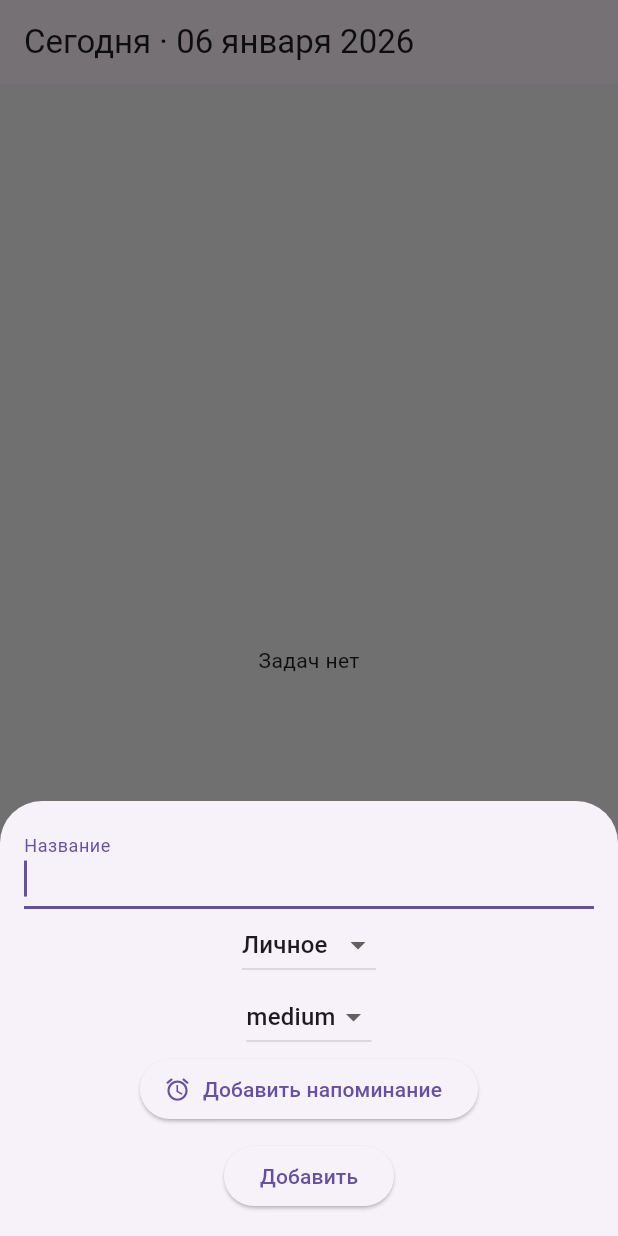
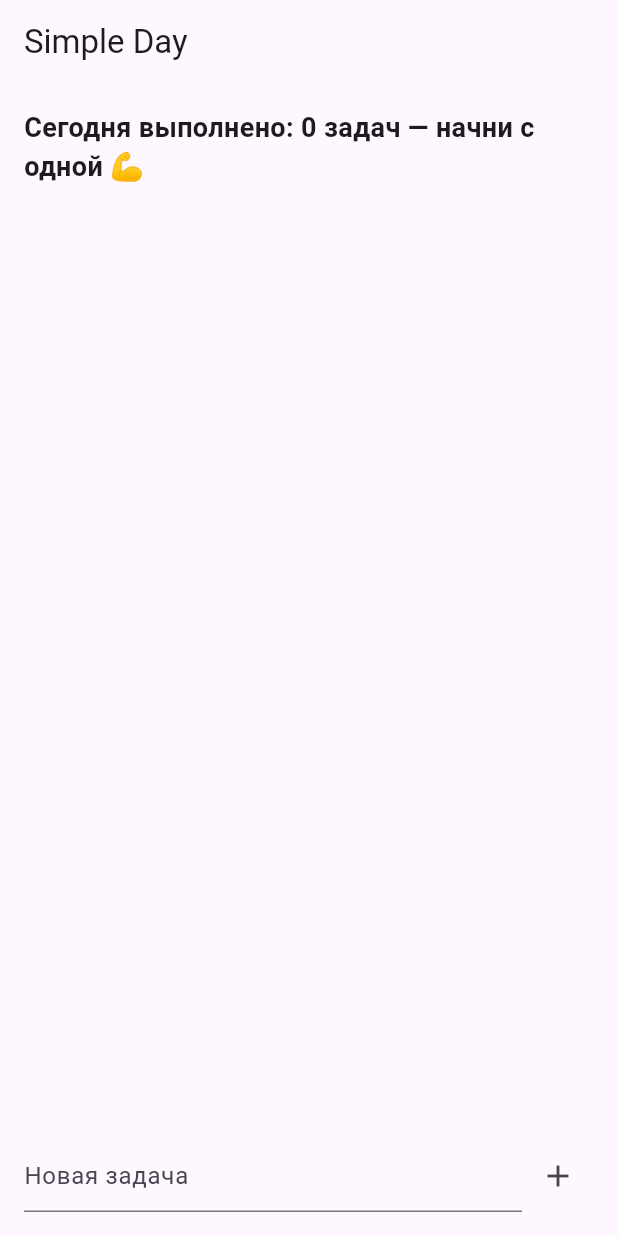
Before and after one commit to dakeumb2009-byte/simple_day, a Flutter app: the screen it shows after launch, after a tap on the "add" icon, on a phone screen of 412 x 824 dp. Run offline on Flutter 3.47's test engine with Material 3 defaults, Android fonts, the phone set to English and light mode, and no system bars.

Commit message:
B2: added completed tasks counter

```diff
--- a/lib/main.dart
+++ b/lib/main.dart
@@ -1,17 +1,6 @@
-import 'dart:convert';
 import 'package:flutter/material.dart';
-import 'package:intl/intl.dart';
-import 'package:intl/date_symbol_data_local.dart';
-import 'package:shared_preferences/shared_preferences.dart';
-import 'package:flutter_local_notifications/flutter_local_notifications.dart';
-import 'package:timezone/data/latest.dart' as tz;
-import 'package:timezone/timezone.dart' as tz;
 
-void main() async {
-  WidgetsFlutterBinding.ensureInitialized();
-  await initializeDateFormatting('ru');
-  tz.initializeTimeZones();
-  await NotificationService().init();
+void main() {
   runApp(const SimpleDayApp());
 }
 
@@ -22,270 +11,109 @@ class SimpleDayApp extends StatelessWidget {
   Widget build(BuildContext context) {
     return MaterialApp(
       debugShowCheckedModeBanner: false,
-      locale: const Locale('ru'),
       title: 'Simple Day',
-      theme: ThemeData(
-        primarySwatch: Colors.blue,
-        scaffoldBackgroundColor: Colors.grey[100],
-      ),
-      home: const TodayScreen(),
+      home: const HomePage(),
     );
   }
 }
 
-enum TaskPriority { high, medium, low }
-
 class Task {
   String title;
-  String category;
-  TaskPriority priority;
-  bool done;
-  DateTime? reminder;
+  bool isDone;
 
-  Task({
-    required this.title,
-    required this.category,
-    required this.priority,
-    this.done = false,
-    this.reminder,
-  });
-
-  Map<String, dynamic> toJson() => {
-        'title': title,
-        'category': category,
-        'priority': priority.index,
-        'done': done,
-        'reminder': reminder?.toIso8601String(),
-      };
-
-  factory Task.fromJson(Map<String, dynamic> json) => Task(
-        title: json['title'],
-        category: json['category'],
-        priority: TaskPriority.values[json['priority']],
-        done: json['done'],
-        reminder: json['reminder'] != null
-            ? DateTime.parse(json['reminder'])
-            : null,
-      );
+  Task({required this.title, this.isDone = false});
 }
 
-class NotificationService {
-  final FlutterLocalNotificationsPlugin _plugin =
-      FlutterLocalNotificationsPlugin();
+class HomePage extends StatefulWidget {
+  const HomePage({super.key});
 
-  Future<void> init() async {
-    const android = AndroidInitializationSettings('@mipmap/ic_launcher');
-    const settings = InitializationSettings(android: android);
-    await _plugin.initialize(settings);
+  @override
+  State<HomePage> createState() => _HomePageState();
 }
 
-  Future<void> scheduleNotification(
-      int id, String title, String body, DateTime time) async {
-    await _plugin.zonedSchedule(
-      id,
-      title,
-      body,
-      tz.TZDateTime.from(time, tz.local),
-      const NotificationDetails(
-        android: AndroidNotificationDetails(
-          'tasks',
-          'Task reminders',
-          importance: Importance.max,
-          priority: Priority.high,
-        ),
-      ),
-      uiLocalNotificationDateInterpretation:
-          UILocalNotificationDateInterpretation.absoluteTime,
-      androidAllowWhileIdle: true,
-    );
-  }
-}
-
-class TodayScreen extends StatefulWidget {
-  const TodayScreen({super.key});
-
-  @override
-  State<TodayScreen> createState() => _TodayScreenState();
-}
-
-class _TodayScreenState extends State<TodayScreen> {
-  final controller = TextEditingController();
-  List<Task> tasks = [];
-  TaskPriority priority = TaskPriority.medium;
-  String category = 'Личное';
-  DateTime? reminder;
-
-  final categories = ['Работа', 'Учёба', 'Личное', 'Покупки'];
-
-  @override
-  void initState() {
-    super.initState();
-    loadTasks();
-  }
-
-  Future<void> loadTasks() async {
-    final prefs = await SharedPreferences.getInstance();
-    final raw = prefs.getString('tasks');
-    if (raw == null) return;
-
-    final list = jsonDecode(raw) as List;
-    setState(() {
-      tasks = list.map((e) => Task.fromJson(e)).toList();
-    });
-  }
-
-  Future<void> saveTasks() async {
-    final prefs = await SharedPreferences.getInstance();
-    await prefs.setString(
-      'tasks',
-      jsonEncode(tasks.map((e) => e.toJson()).toList()),
-    );
-  }
-
-  void addTask() {
-    if (controller.text.trim().isEmpty) return;
-
-    final task = Task(
-      title: controller.text.trim(),
-      category: category,
-      priority: priority,
-      reminder: reminder,
-    );
-
-    setState(() {
-      tasks.add(task);
-    });
-
-    if (reminder != null) {
-      NotificationService().scheduleNotification(
-        DateTime.now().millisecondsSinceEpoch ~/ 1000,
-        'Напоминание',
-        task.title,
-        reminder!,
-      );
-    }
-
-    controller.clear();
-    reminder = null;
-    saveTasks();
-    Navigator.pop(context);
-  }
+class _HomePageState extends State<HomePage> {
+  final List<Task> tasks = [];
+  final TextEditingController controller = TextEditingController();
 
   @override
   Widget build(BuildContext context) {
-    final today =
-        DateFormat('dd MMMM yyyy', 'ru').format(DateTime.now());
+    // 🔥 B2 — СЧЁТЧИК ВЫПОЛНЕННЫХ ЗАДАЧ
+    final int completedCount =
+        tasks.where((task) => task.isDone).length;
 
     return Scaffold(
-      appBar: AppBar(title: Text('Сегодня · $today')),
-      body: tasks.isEmpty
-          ? const Center(child: Text('Задач нет'))
-          : ListView.builder(
-              padding: const EdgeInsets.all(12),
+      appBar: AppBar(
+        title: const Text('Simple Day'),
+      ),
+      body: Column(
+        children: [
+          // 🔥 ВОТ ГДЕ ТЫ ВИДИШЬ СЧЁТЧИК (СВЕРХУ ЭКРАНА)
+          Padding(
+            padding: const EdgeInsets.all(16),
+            child: Text(
+              completedCount == 0
+                  ? 'Сегодня выполнено: 0 задач — начни с одной 💪'
+                  : 'Сегодня выполнено: $completedCount задач',
+              style: const TextStyle(
+                fontSize: 18,
+                fontWeight: FontWeight.w600,
+              ),
+            ),
+          ),
+
+          Expanded(
+            child: ListView.builder(
               itemCount: tasks.length,
-              itemBuilder: (_, i) {
-                final t = tasks[i];
-                return Card(
-                  child: ListTile(
+              itemBuilder: (context, index) {
+                return ListTile(
                   leading: Checkbox(
-                      value: t.done,
-                      onChanged: (v) {
-                        setState(() => t.done = v!);
-                        saveTasks();
+                    value: tasks[index].isDone,
+                    onChanged: (value) {
+                      setState(() {
+                        tasks[index].isDone = value!;
+                      });
                     },
                   ),
                   title: Text(
-                      t.title,
+                    tasks[index].title,
                     style: TextStyle(
-                        decoration: t.done
+                      decoration: tasks[index].isDone
                           ? TextDecoration.lineThrough
                           : null,
-                      ),
-                    ),
-                    subtitle: Text(t.category),
-                    trailing: IconButton(
-                      icon: const Icon(Icons.delete),
-                      onPressed: () {
-                        setState(() => tasks.removeAt(i));
-                        saveTasks();
-                      },
                     ),
                   ),
                 );
               },
             ),
-      floatingActionButton: FloatingActionButton(
-        child: const Icon(Icons.add),
+          ),
+
+          Padding(
+            padding: const EdgeInsets.all(16),
+            child: Row(
+              children: [
+                Expanded(
+                  child: TextField(
+                    controller: controller,
+                    decoration: const InputDecoration(
+                      hintText: 'Новая задача',
+                    ),
+                  ),
+                ),
+                IconButton(
+                  icon: const Icon(Icons.add),
                   onPressed: () {
-          showModalBottomSheet(
-            context: context,
-            isScrollControlled: true,
-            builder: (_) => Padding(
-              padding: MediaQuery.of(context).viewInsets.add(
-                    const EdgeInsets.all(16),
-                  ),
-              child: Column(
-                mainAxisSize: MainAxisSize.min,
-                children: [
-                  TextField(
-                    controller: controller,
-                    autofocus: true,
-                    textInputAction: TextInputAction.done,
-                    onSubmitted: (_) => addTask(), // ENTER 🔥
-                    decoration:
-                        const InputDecoration(labelText: 'Название'),
-                  ),
-                  DropdownButton<String>(
-                    value: category,
-                    items: categories
-                        .map((c) =>
-                            DropdownMenuItem(value: c, child: Text(c)))
-                        .toList(),
-                    onChanged: (v) => setState(() => category = v!),
-                  ),
-                  DropdownButton<TaskPriority>(
-                    value: priority,
-                    items: TaskPriority.values
-                        .map((p) => DropdownMenuItem(
-                              value: p,
-                              child: Text(p.name),
-                            ))
-                        .toList(),
-                    onChanged: (v) => setState(() => priority = v!),
-                  ),
-                  ElevatedButton.icon(
-                    icon: const Icon(Icons.alarm),
-                    label: Text(reminder == null
-                        ? 'Добавить напоминание'
-                        : DateFormat('HH:mm').format(reminder!)),
-                    onPressed: () async {
-                      final time = await showTimePicker(
-                        context: context,
-                        initialTime: TimeOfDay.now(),
-                      );
-                      if (time != null) {
-                        final now = DateTime.now();
-                        reminder = DateTime(
-                          now.year,
-                          now.month,
-                          now.day,
-                          time.hour,
-                          time.minute,
-                        );
-                        setState(() {});
-                      }
+                    if (controller.text.trim().isEmpty) return;
+
+                    setState(() {
+                      tasks.add(Task(title: controller.text.trim()));
+                      controller.clear();
+                    });
                   },
-                  ),
-                  const SizedBox(height: 10),
-                  ElevatedButton(
-                    onPressed: addTask,
-                    child: const Text('Добавить'),
                 ),
               ],
             ),
           ),
-          );
-        },
+        ],
       ),
     );
   }
```
Lines whose indentation alone changed are shown as unchanged.
